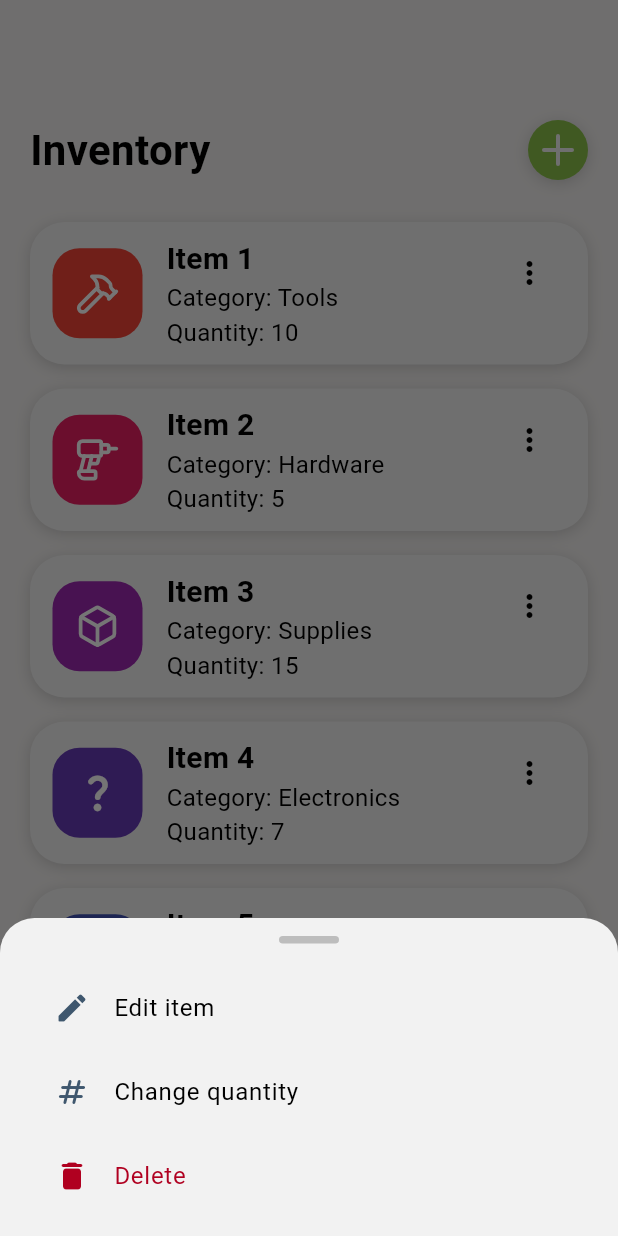
After one commit to bfBogdan/FidraOps, a Flutter app: the InventoryPage screen opened directly, after a tap on the "more vert" icon, on a phone screen of 412 x 824 dp. The commit adds this screen. Run offline on Flutter 3.47's test engine with Material 3 defaults, Android fonts, the phone set to English and light mode, and no system bars; our stand-ins replace lucide_icons_flutter, shared_preferences; accounts and stored records are empty; Roboto replaces fonts that are missing (SF Pro).

Commit message:
Add InventoryPage and ItemCard widget; update navigation and layout

```diff
--- /dev/null
+++ b/fidraops_app/lib/view/pages/inventory_page.dart
@@ -0,0 +1,110 @@
+import 'package:fidraops_app/view/widgets/item_card.dart';
+import 'package:fidraops_app/view/widgets/project_card.dart';
+import 'package:flutter/material.dart';
+import 'package:lucide_icons_flutter/lucide_icons.dart';
+
+class InventoryPage extends StatelessWidget {
+  const InventoryPage({super.key});
+
+  List<Map<String, dynamic>> get items => [
+        {
+          'name': 'Item 1',
+          'category': 'Tools',
+          'quantity': 10,
+          'icon': LucideIcons.hammer,
+        },
+        {
+          'name': 'Item 2',
+          'category': 'Hardware',
+          'quantity': 5,
+          'icon': LucideIcons.drill,
+        },
+        {
+          'name': 'Item 3',
+          'category': 'Supplies',
+          'quantity': 15,
+          'icon': LucideIcons.box,
+        },
+        {
+          'name': 'Item 4',
+          'category': 'Electronics',
+          'quantity': 7,
+        },
+        {
+          'name': 'Item 5',
+          'category': 'Furniture',
+          'quantity': 3,
+        },
+      ];
+
+  @override
+  Widget build(BuildContext context) {
+    return Scaffold(
+      body: Padding(
+        padding: const EdgeInsets.only(top: 80),
+        child: Column(
+          mainAxisAlignment: MainAxisAlignment.start,
+          crossAxisAlignment: CrossAxisAlignment.start,
+          children: [
+            Padding(
+              padding: const EdgeInsets.symmetric(horizontal: 20.0),
+              child: Row(
+                mainAxisAlignment: MainAxisAlignment.spaceBetween,
+                children: [
+                  Text(
+                    'Inventory',
+                    style: TextStyle(fontSize: 28, fontWeight: FontWeight.w600),
+                  ),
+                  GestureDetector(
+                    onTap: () {},
+                    child: Container(
+                      width: 40,
+                      height: 40,
+                      alignment: Alignment.center,
+                      decoration: BoxDecoration(
+                        color: Colors.lightGreen,
+                        shape: BoxShape.circle,
+                        boxShadow: const [
+                          BoxShadow(
+                            color: Color(0x29000000),
+                            offset: Offset(0, 2),
+                            blurRadius: 8,
+                            spreadRadius: 0,
+                          ),
+                        ],
+                      ),
+                      child: Icon(
+                        LucideIcons.plus,
+                        size: 32,
+                        color: Theme.of(context).colorScheme.surface,
+                      ),
+                    ),
+                  ),
+                ],
+              ),
+            ),
+            Expanded(
+              child: ListView.builder(
+                padding: EdgeInsets.only(top: 20, bottom: 120),
+                itemCount: items.length,
+                itemBuilder: (context, index) {
+                  return Padding(
+                    padding:
+                        const EdgeInsets.symmetric(vertical: 8, horizontal: 20),
+                    child: ItemCard(
+                      name: items[index]['name'],
+                      category: items[index]['category'],
+                      quantity: items[index]['quantity'],
+                      icon: items[index]['icon'],
+                      color: Colors.primaries[index % Colors.primaries.length],
+                    ),
+                  );
+                },
+              )
+            ),
+          ],
+        ),
+      ),
+    );
+  }
+}
--- a/fidraops_app/lib/view/pages/main_shell.dart
+++ b/fidraops_app/lib/view/pages/main_shell.dart
@@ -1,5 +1,6 @@
 import 'package:fidraops_app/providers/bottom_navbar_provider.dart';
 import 'package:fidraops_app/view/pages/home_page.dart';
+import 'package:fidraops_app/view/pages/inventory_page.dart';
 import 'package:fidraops_app/view/pages/notifications_page.dart';
 import 'package:fidraops_app/view/pages/profile_page.dart';
 import 'package:fidraops_app/view/pages/projects_page.dart';
@@ -13,6 +14,7 @@ class MainShell extends StatelessWidget {
   final List<Widget> pages = const [
     HomePage(),
     ProjectsPage(),
+    InventoryPage(),
     NotificationsPage(),
     ProfilePage(),
   ];
--- a/fidraops_app/lib/view/pages/notifications_page.dart
+++ b/fidraops_app/lib/view/pages/notifications_page.dart
@@ -91,7 +91,7 @@ class NotificationsPage extends StatelessWidget {
           crossAxisAlignment: CrossAxisAlignment.start,
           children: [
             const Padding(
-              padding: EdgeInsets.only(left: 40.0),
+              padding: EdgeInsets.only(left: 20.0),
               child: Text(
                 'Notifications',
                 style: TextStyle(fontSize: 28, fontWeight: FontWeight.w600),
@@ -145,7 +145,7 @@ class NotificationsPage extends StatelessWidget {
 
   Widget _sectionTitle(String title, BuildContext context) {
     return Padding(
-      padding: const EdgeInsets.only(left: 40, bottom: 10),
+      padding: const EdgeInsets.only(left: 20, bottom: 10),
       child: Text(
         title,
         style: Theme.of(context).textTheme.bodySmall,
--- a/fidraops_app/lib/view/pages/profile_page.dart
+++ b/fidraops_app/lib/view/pages/profile_page.dart
@@ -53,12 +53,9 @@ class ProfilePage extends StatelessWidget {
                 crossAxisAlignment: CrossAxisAlignment.start,
                 spacing: 15,
                 children: [
-                  Padding(
-                    padding: const EdgeInsets.only(left: 20),
-                    child: Text(
-                      'Organisation',
-                      style: Theme.of(context).textTheme.bodySmall
-                    ),
+                  Text(
+                    'Organisation',
+                    style: Theme.of(context).textTheme.bodySmall
                   ),
                   ProfileButton(
                     icon: LucideIcons.creditCard,
@@ -81,12 +78,9 @@ class ProfilePage extends StatelessWidget {
                 crossAxisAlignment: CrossAxisAlignment.start,
                 spacing: 15,
                 children: [
-                  Padding(
-                    padding: const EdgeInsets.only(left: 20),
-                    child: Text(
-                      'Personal',
-                      style: Theme.of(context).textTheme.bodySmall
-                    ),
+                  Text(
+                    'Personal',
+                    style: Theme.of(context).textTheme.bodySmall
                   ),
                   ProfileButton(
                     icon: context.read<ThemeProvider>().themeMode == ThemeMode.dark ? LucideIcons.sun : LucideIcons.moon,
--- a/fidraops_app/lib/view/pages/projects_page.dart
+++ b/fidraops_app/lib/view/pages/projects_page.dart
@@ -29,7 +29,7 @@ class ProjectsPage extends StatelessWidget {
           crossAxisAlignment: CrossAxisAlignment.start,
           children: [
             const Padding(
-              padding: EdgeInsets.only(left: 40.0),
+              padding: EdgeInsets.only(left: 20.0),
               child: Text(
                 'Projects',
                 style: TextStyle(fontSize: 28, fontWeight: FontWeight.w600),
--- a/fidraops_app/lib/view/widgets/bottom_navbar.dart
+++ b/fidraops_app/lib/view/widgets/bottom_navbar.dart
@@ -80,15 +80,11 @@ class _BottomNavBarState extends State<BottomNavBar>
       ),
       RadialItem(
         icon: LucideIcons.clipboardList,
-        onTap: () {
-          // TODO
-        },
+        onTap: () {}, // Inventory
       ),
       RadialItem(
         icon: LucideIcons.box,
-        onTap: () {
-          // TODO
-        },
+        onTap: () => widget.onTap(2),
       ),
     ];
 
@@ -158,13 +154,13 @@ class _BottomNavBarState extends State<BottomNavBar>
 
                   _NavItem(
                     icon: LucideIcons.bell,
-                    active: widget.currentIndex == 2,
-                    onTap: () => widget.onTap(2),
+                    active: widget.currentIndex == 3,
+                    onTap: () => widget.onTap(3),
                   ),
                   _NavItem(
                     icon: LucideIcons.circleUserRound,
-                    active: widget.currentIndex == 3,
-                    onTap: () => widget.onTap(3),
+                    active: widget.currentIndex == 4,
+                    onTap: () => widget.onTap(4),
                   ),
                 ],
               ),
--- /dev/null
+++ b/fidraops_app/lib/view/widgets/item_card.dart
@@ -0,0 +1,174 @@
+import 'package:flutter/material.dart';
+
+class ItemCard extends StatelessWidget {
+  final String name;
+  final String category;
+  final int quantity;
+  final Color color;
+  final IconData? icon;
+
+  const ItemCard({
+    super.key,
+    required this.name,
+    required this.category,
+    required this.quantity,
+    required this.color,
+    this.icon,
+  });
+
+  @override
+  Widget build(BuildContext context) {
+    return Container(
+      decoration: BoxDecoration(
+        color: Theme.of(context).colorScheme.surface,
+        borderRadius: BorderRadius.circular(23),
+        boxShadow: [
+          BoxShadow(
+            color: Color(0x29000000),
+            offset: Offset(0, 2),
+            blurRadius: 8,
+            spreadRadius: 0,
+          ),
+        ],
+      ),
+      padding: const EdgeInsets.symmetric(vertical: 10, horizontal: 15),
+      child: Stack(
+        children: [
+          Positioned(
+            top: 0,
+            right: 0,
+            child: IconButton(
+              onPressed: () {
+                _showItemMenu(context);
+              },
+              icon: Icon(
+                Icons.more_vert_rounded,
+                color: Theme.of(context).colorScheme.onSurface,
+              ),
+            ),
+          ),
+
+          Row(
+            crossAxisAlignment: CrossAxisAlignment.center,
+            children: [
+              Container(
+                width: 60,
+                height: 60,
+                decoration: BoxDecoration(
+                  color: color,
+                  borderRadius: BorderRadius.circular(18),
+                ),
+                child: Center(
+                  child: Icon(
+                    icon ?? Icons.question_mark_rounded,
+                    size: 30,
+                    color: Theme.of(context).colorScheme.onPrimaryContainer,
+                  )
+                ),
+              ),
+              const SizedBox(width: 16),
+              Column(
+                crossAxisAlignment: CrossAxisAlignment.start,
+                children: [
+                  Text(
+                    name,
+                    style: TextStyle(
+                      fontSize: 20,
+                      fontWeight: FontWeight.bold,
+                      color: Theme.of(context).colorScheme.onSurface,
+                    ),
+                  ),
+                  Text(
+                    'Category: $category',
+                    style: TextStyle(
+                      fontSize: 16,
+                      color: Theme.of(context).colorScheme.onSurface,
+                    ),
+                  ),
+                  Text(
+                    'Quantity: $quantity',
+                    style: TextStyle(
+                      fontSize: 16,
+                      color: Theme.of(context).colorScheme.onSurface,
+                    ),
+                  ),
+                ],
+              ),
+            ],
+          ),
+        ],
+      ),
+    );
+  }
+
+  void _showItemMenu(BuildContext context) {
+    showModalBottomSheet(
+      context: context,
+      backgroundColor: Theme.of(context).colorScheme.surface,
+      shape: const RoundedRectangleBorder(
+        borderRadius: BorderRadius.vertical(top: Radius.circular(23)),
+      ),
+      builder: (context) {
+        return Padding(
+          padding: const EdgeInsets.symmetric(vertical: 12, horizontal: 20),
+          child: Column(
+            mainAxisSize: MainAxisSize.min,
+            children: [
+              // Drag handle
+              Container(
+                width: 40,
+                height: 5,
+                margin: const EdgeInsets.only(bottom: 15),
+                decoration: BoxDecoration(
+                  color: Colors.grey.shade400,
+                  borderRadius: BorderRadius.circular(10),
+                ),
+              ),
+
+              // Edit
+              ListTile(
+                leading: Icon(Icons.edit_rounded,
+                    color: Theme.of(context).colorScheme.primary),
+                title: const Text("Edit item"),
+                onTap: () {
+                  Navigator.pop(context);
+                  print("EDIT ITEM");
+                  // TODO: open your edit screen
+                },
+              ),
+
+              // Change Quantity
+              ListTile(
+                leading: Icon(Icons.numbers_rounded,
+                    color: Theme.of(context).colorScheme.primary),
+                title: const Text("Change quantity"),
+                onTap: () {
+                  Navigator.pop(context);
+                  print("CHANGE QUANTITY");
+                  // TODO: open change quantity dialog
+                },
+              ),
+
+              // Delete
+              ListTile(
+                leading: Icon(Icons.delete_rounded,
+                    color: Theme.of(context).colorScheme.error),
+                title: Text(
+                  "Delete",
+                  style: TextStyle(
+                    color: Theme.of(context).colorScheme.error,
+                  ),
+                ),
+                onTap: () {
+                  Navigator.pop(context);
+                  print("DELETE ITEM");
+                  // TODO: delete logic
+                },
+              ),
+            ],
+          ),
+        );
+      },
+    );
+  }
+}
--- a/fidraops_app/lib/view/widgets/project_card.dart
+++ b/fidraops_app/lib/view/widgets/project_card.dart
@@ -10,7 +10,7 @@ class ProjectCard extends StatelessWidget {
   @override
   Widget build(BuildContext context) {
     return Container(
-      padding: EdgeInsets.symmetric(vertical: 12, horizontal: 20),
+      padding: EdgeInsets.symmetric(vertical: 10, horizontal: 15),
       decoration: BoxDecoration(
         color: Theme.of(context).colorScheme.surface,
         borderRadius: BorderRadius.circular(23),
```
